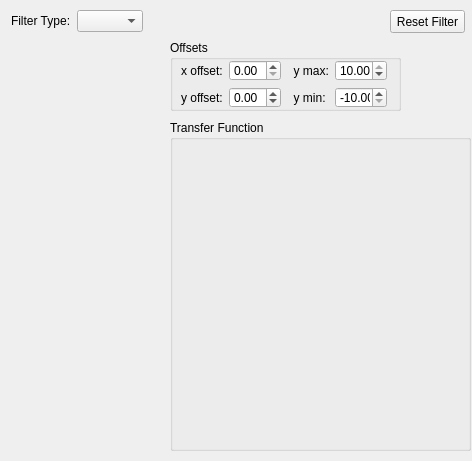
The window that l674_lock_ui/widgets/iir.ui (OxfordIonTrapGroup/stabilizer-ui) describes before a commit, drawn with Qt 5.
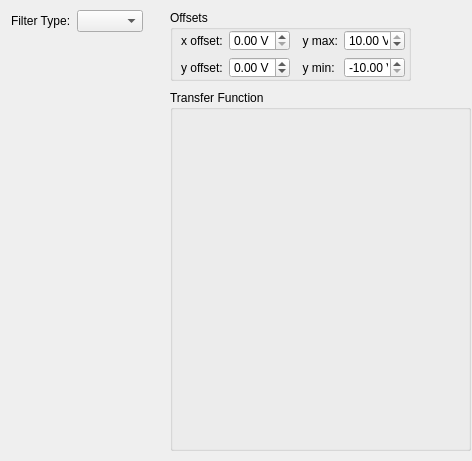
The same window after the commit. Custom widgets are drawn as their Qt base class.

Commit message: Added transfer function viewer. Fixed some min/max values of the double spin boxes to ensure a valid filter.

```diff
--- a/l674_lock_ui/widgets/iir.ui
+++ b/l674_lock_ui/widgets/iir.ui
@@ -52,9 +52,9 @@
    <property name="geometry">
     <rect>
      <x>170</x>
-     <y>120</y>
+     <y>90</y>
      <width>301</width>
-     <height>331</height>
+     <height>361</height>
     </rect>
    </property>
    <property name="title">
@@ -66,30 +66,17 @@
       <x>10</x>
       <y>20</y>
       <width>281</width>
-      <height>301</height>
+      <height>331</height>
      </rect>
     </property>
    </widget>
   </widget>
-  <widget class="QPushButton" name="resetFilterButton">
-   <property name="geometry">
-    <rect>
-     <x>390</x>
-     <y>10</y>
-     <width>75</width>
-     <height>23</height>
-    </rect>
-   </property>
-   <property name="text">
-    <string>Reset Filter</string>
-   </property>
-  </widget>
   <widget class="QGroupBox" name="groupBox">
    <property name="geometry">
     <rect>
      <x>170</x>
-     <y>40</y>
-     <width>231</width>
+     <y>10</y>
+     <width>241</width>
      <height>71</height>
     </rect>
    </property>
@@ -101,7 +88,7 @@
      <rect>
       <x>11</x>
       <y>20</y>
-      <width>207</width>
+      <width>225</width>
       <height>48</height>
      </rect>
     </property>
@@ -115,6 +102,9 @@
      </item>
      <item row="0" column="1">
       <widget class="QDoubleSpinBox" name="x_offsetBox">
+       <property name="suffix">
+        <string> V</string>
+       </property>
        <property name="maximum">
         <double>10.000000000000000</double>
        </property>
@@ -129,6 +119,9 @@
      </item>
      <item row="0" column="3">
       <widget class="QDoubleSpinBox" name="y_maxBox">
+       <property name="suffix">
+        <string> V</string>
+       </property>
        <property name="minimum">
         <double>-10.000000000000000</double>
        </property>
@@ -149,6 +142,9 @@
      </item>
      <item row="1" column="1">
       <widget class="QDoubleSpinBox" name="y_offsetBox">
+       <property name="suffix">
+        <string> V</string>
+       </property>
        <property name="minimum">
         <double>-10.000000000000000</double>
        </property>
@@ -166,6 +162,9 @@
      </item>
      <item row="1" column="3">
       <widget class="QDoubleSpinBox" name="y_minBox">
+       <property name="suffix">
+        <string> V</string>
+       </property>
        <property name="minimum">
         <double>-10.000000000000000</double>
        </property>
```
The commit also changes 6 other files.
